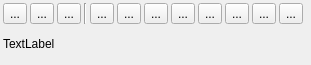
Maproom/qmapshack, file src/qmapshack/gis/trk/IScrOptTrk.ui: the form before one commit.
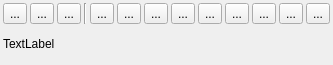
The form after the commit. Icons and pictures are not drawn.

Commit message: add toggle nogo to CScrOpt of track, route and area

```diff
--- a/src/qmapshack/gis/trk/IScrOptTrk.ui
+++ b/src/qmapshack/gis/trk/IScrOptTrk.ui
@@ -203,6 +203,23 @@
        </property>
       </widget>
      </item>
+     <item>
+      <widget class="QToolButton" name="toolNogo">
+       <property name="toolTip">
+        <string>Toggle Nogo-Line</string>
+       </property>
+       <property name="text">
+        <string>...</string>
+       </property>
+       <property name="icon">
+        <iconset resource="../../resources.qrc">
+         <normaloff>:/icons/32x32/NoGoTrack.png</normaloff>:/icons/32x32/NoGoTrack.png</iconset>
+       </property>
+       <property name="checkable">
+        <bool>true</bool>
+       </property>
+      </widget>
+     </item>
      <item>
       <spacer name="horizontalSpacer">
        <property name="orientation">
```
The commit also changes 11 other files.
